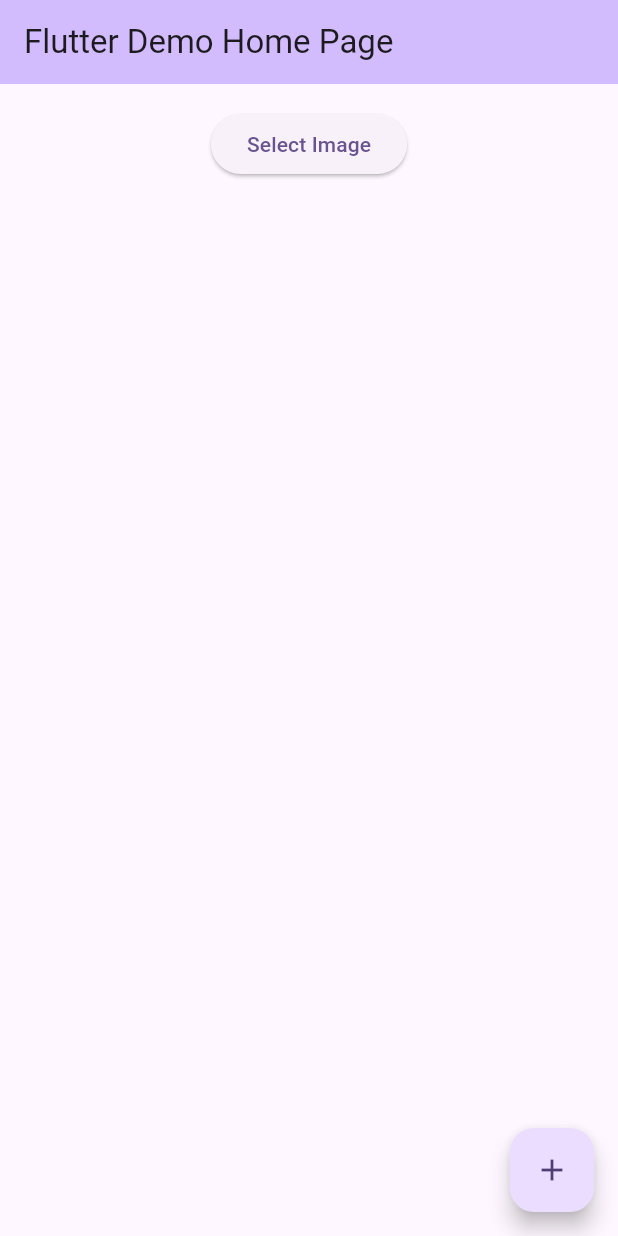
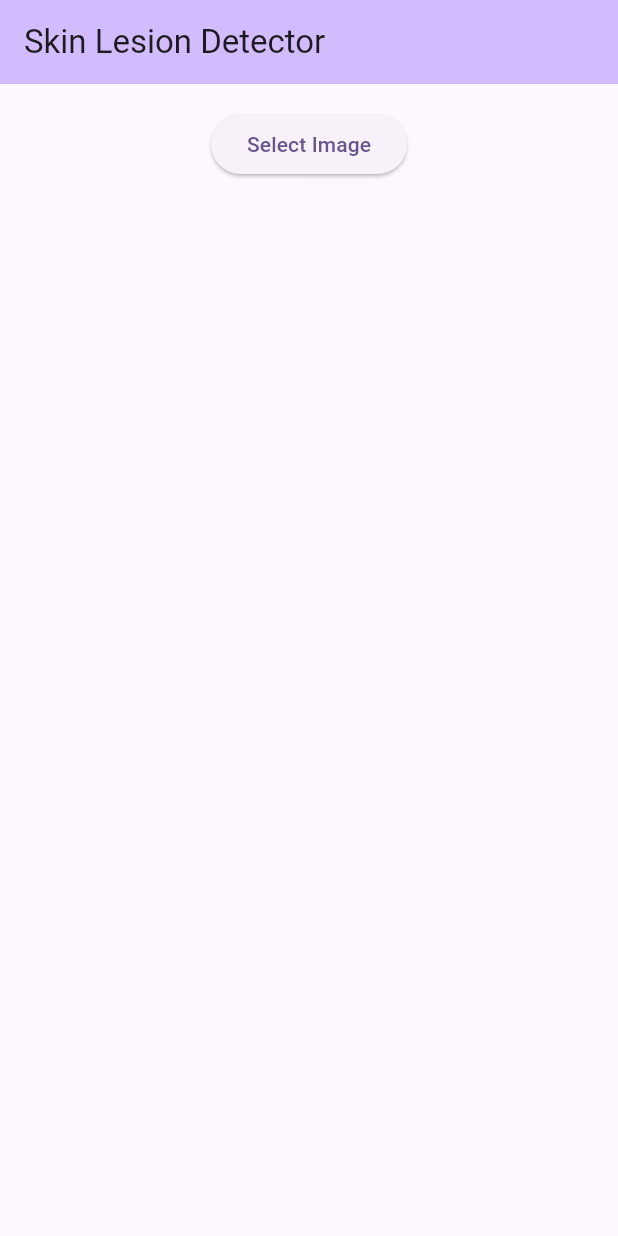
Before and after one commit to goekaykaraahmetli/SkinLesionFrontend, a Flutter app: the screen it shows after launch, on a phone screen of 412 x 824 dp. Run offline on Flutter 3.47's test engine with Material 3 defaults, Android fonts, the phone set to English and light mode, and no system bars; our stand-ins replace image_picker.

Commit message:
basic frontend

```diff
--- a/lib/main.dart
+++ b/lib/main.dart
@@ -11,47 +11,21 @@ void main() {
 class MyApp extends StatelessWidget {
   const MyApp({super.key});
 
-  // This widget is the root of your application.
   @override
   Widget build(BuildContext context) {
     return MaterialApp(
-      title: 'Flutter Demo',
+      title: 'Skin Lesion Detection',
       theme: ThemeData(
-        // This is the theme of your application.
-        //
-        // TRY THIS: Try running your application with "flutter run". You'll see
-        // the application has a purple toolbar. Then, without quitting the app,
-        // try changing the seedColor in the colorScheme below to Colors.green
-        // and then invoke "hot reload" (save your changes or press the "hot
-        // reload" button in a Flutter-supported IDE, or press "r" if you used
-        // the command line to start the app).
-        //
-        // Notice that the counter didn't reset back to zero; the application
-        // state is not lost during the reload. To reset the state, use hot
-        // restart instead.
-        //
-        // This works for code too, not just values: Most code changes can be
-        // tested with just a hot reload.
         colorScheme: ColorScheme.fromSeed(seedColor: Colors.deepPurple),
         useMaterial3: true,
       ),
-      home: const MyHomePage(title: 'Flutter Demo Home Page'),
+      home: const MyHomePage(title: 'Skin Lesion Detector'),
     );
   }
 }
 
 class MyHomePage extends StatefulWidget {
   const MyHomePage({super.key, required this.title});
-
-  // This widget is the home page of your application. It is stateful, meaning
-  // that it has a State object (defined below) that contains fields that affect
-  // how it looks.
-
-  // This class is the configuration for the state. It holds the values (in this
-  // case the title) provided by the parent (in this case the App widget) and
-  // used by the build method of the State. Fields in a Widget subclass are
-  // always marked "final".
-
   final String title;
 
   @override
@@ -59,28 +33,17 @@ class MyHomePage extends StatefulWidget {
 }
 
 class _MyHomePageState extends State<MyHomePage> {
-  int _counter = 0;
   File? _image;
   final ImagePicker _picker = ImagePicker();
   Map<String, dynamic>? _prediction;
   bool _isLoading = false;
-
-  void _incrementCounter() {
-    setState(() {
-      // This call to setState tells the Flutter framework that something has
-      // changed in this State, which causes it to rerun the build method below
-      // so that the display can reflect the updated values. If we changed
-      // _counter without calling setState(), then the build method would not be
-      // called again, and so nothing would appear to happen.
-      _counter++;
-    });
-  }
 
   Future<void> _pickImage() async {
     final XFile? pickedFile = await _picker.pickImage(source: ImageSource.gallery);
     if (pickedFile != null) {
       setState(() {
         _image = File(pickedFile.path);
+        _prediction = null; // Reset previous results
       });
     }
   }
@@ -93,28 +56,19 @@ class _MyHomePageState extends State<MyHomePage> {
     });
 
     try {
-      // Create multipart request
       var request = http.MultipartRequest(
         'POST',
         Uri.parse('http://127.0.0.1:5000/predict'),
       );
 
-      // Attach the file
-      request.files.add(
-        await http.MultipartFile.fromPath(
-          'file',
-          _image!.path,
-        ),
-      );
+      request.files.add(await http.MultipartFile.fromPath('file', _image!.path));
 
-      // Send the request
       var response = await request.send();
       var responseData = await response.stream.bytesToString();
+      print("Response: $responseData"); // Debugging output
 
       setState(() {
-        _prediction = Map<String, dynamic>.from(
-          json.decode(responseData),
-        );
+        _prediction = json.decode(responseData);
         _isLoading = false;
       });
     } catch (e) {
@@ -129,20 +83,9 @@ class _MyHomePageState extends State<MyHomePage> {
 
   @override
   Widget build(BuildContext context) {
-    // This method is rerun every time setState is called, for instance as done
-    // by the _incrementCounter method above.
-    //
-    // The Flutter framework has been optimized to make rerunning build methods
-    // fast, so that you can just rebuild anything that needs updating rather
-    // than having to individually change instances of widgets.
     return Scaffold(
       appBar: AppBar(
-        // TRY THIS: Try changing the color here to a specific color (to
-        // Colors.amber, perhaps?) and trigger a hot reload to see the AppBar
-        // change color while the other colors stay the same.
         backgroundColor: Theme.of(context).colorScheme.inversePrimary,
-        // Here we take the value from the MyHomePage object that was created by
-        // the App.build method, and use it to set our appbar title.
         title: Text(widget.title),
       ),
       body: SingleChildScrollView(
@@ -153,10 +96,7 @@ class _MyHomePageState extends State<MyHomePage> {
               mainAxisAlignment: MainAxisAlignment.center,
               children: <Widget>[
                 if (_image != null) ...[
-                  Image.file(
-                    _image!,
-                    height: 200,
-                  ),
+                  Image.file(_image!, height: 200),
                   const SizedBox(height: 20),
                 ],
                 ElevatedButton(
@@ -178,26 +118,52 @@ class _MyHomePageState extends State<MyHomePage> {
                     style: Theme.of(context).textTheme.titleLarge,
                   ),
                   const SizedBox(height: 10),
+                  /*
+                  // Confidence Scores
                   Text(
                     'Confidence Scores:',
                     style: Theme.of(context).textTheme.titleMedium,
                   ),
                   Text(
-                    _prediction!['mean_prediction'][0]
-                        .map((score) => score.toStringAsFixed(3))
+                    (_prediction!['mean_prediction'] as List)
+                        .expand((e) => e as List)  // Flatten the list
+                        .map((score) => (score as num).toStringAsFixed(3))
                         .join(', '),
                   ),
+                  const SizedBox(height: 10),
+
+                  // Uncertainty Scores
+                  Text(
+                    'Uncertainty Scores:',
+                    style: Theme.of(context).textTheme.titleMedium,
+                  ),
+                  Text(
+                    (_prediction!['uncertainty'] as List)
+                        .expand((e) => e as List)  // Flatten the list
+                        .map((score) => (score as num).toStringAsFixed(3))
+                        .join(', '),
+                  ),
+                  */
+                  const SizedBox(height: 10),
+
+                  // OOD Detection Alert
+                  if (_prediction!['is_ood'] == true) ...[
+                    const SizedBox(height: 10),
+                    Text(
+                      '🚨 OOD Detected!',
+                      style: TextStyle(
+                        color: Colors.red,
+                        fontSize: 18,
+                        fontWeight: FontWeight.bold,
+                      ),
+                    ),
+                  ],
                 ],
               ],
             ),
           ),
         ),
       ),
-      floatingActionButton: FloatingActionButton(
-        onPressed: _incrementCounter,
-        tooltip: 'Increment',
-        child: const Icon(Icons.add),
-      ), // This trailing comma makes auto-formatting nicer for build methods.
     );
   }
 }
```
